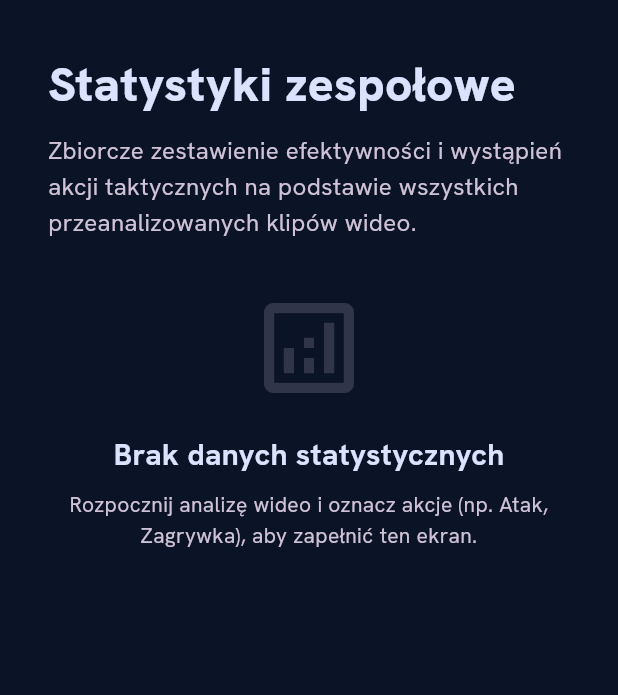
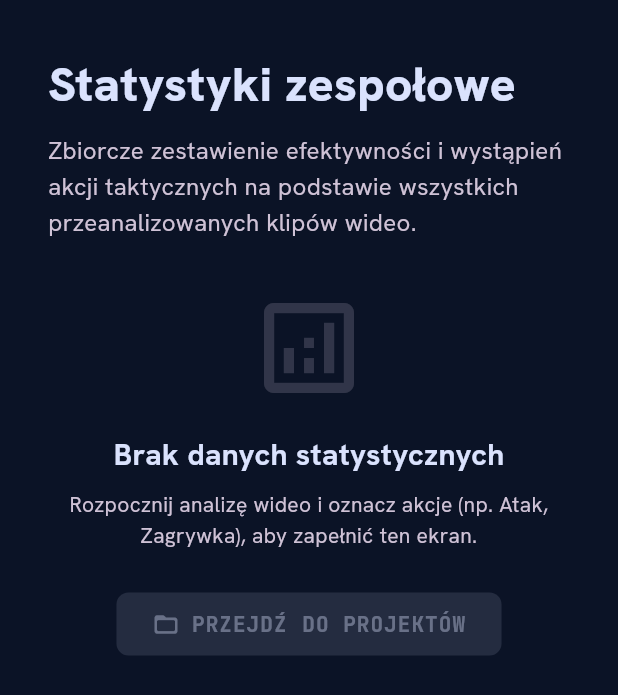
Before and after one commit to kusojac/ML_CV_Video, a Flutter app: the TeamStatsView widget shown alone on an empty page, opened directly, on a phone screen of 412 x 824 dp. Shown: the top 695 px of the screen. Run offline on Flutter 3.47's test engine with Material 3 defaults, Android fonts, the phone set to English and light mode, and no system bars; our stand-ins replace file_picker, google_fonts; missing offline and left inert: media_kit, media_kit_video.

Commit message:
🎨 Palette: Add explicit navigation CTA to TeamStatsView empty state
Co-authored-by: kusojac <13525690+kusojac@users.noreply.github.com>

```diff
--- a/VolleyballApp/frontend/lib/screens/home_screen.dart
+++ b/VolleyballApp/frontend/lib/screens/home_screen.dart
@@ -324,7 +324,9 @@ class _HomeScreenState extends State<HomeScreen> {
                   PlaylistsView(
                     onGoToProjectsTap: () => setState(() => _currentTab = 1),
                   ),
-                  const TeamStatsView(),
+                  TeamStatsView(
+                    onGoToProjectsTap: () => setState(() => _currentTab = 1),
+                  ),
                 ],
               ),
             ),
--- a/VolleyballApp/frontend/lib/screens/sub_views/team_stats_view.dart
+++ b/VolleyballApp/frontend/lib/screens/sub_views/team_stats_view.dart
@@ -7,7 +7,8 @@ import '../../services/project_data_service.dart';
 import '../../theme/kinetic_theme.dart';
 
 class TeamStatsView extends StatefulWidget {
-  const TeamStatsView({super.key});
+  final VoidCallback? onGoToProjectsTap;
+  const TeamStatsView({super.key, this.onGoToProjectsTap});
 
   @override
   State<TeamStatsView> createState() => _TeamStatsViewState();
@@ -342,6 +343,12 @@ class _TeamStatsViewState extends State<TeamStatsView> {
               color: KineticTheme.onSurfaceVariant,
             ),
           ),
+          const SizedBox(height: 24),
+          ElevatedButton.icon(
+            onPressed: widget.onGoToProjectsTap,
+            icon: const Icon(Icons.folder_open_rounded),
+            label: const Text('PRZEJDŹ DO PROJEKTÓW'),
+          ),
         ],
       ),
     );
```
Also changed, not shown: 1 other file.
